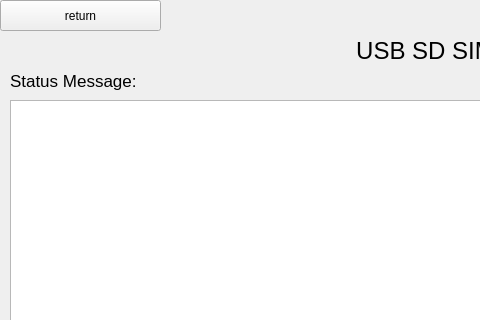
Above: qt/t507/udev.ui from jizizihe/baijie_demo before the change; both pictures show x 0 to 480 and y 0 to 320 of the 1024 by 600 pixel window. Below: the same form after it.
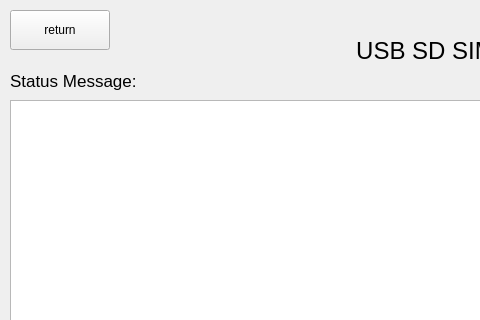
That is the form after the change.

```diff
--- a/qt/t507/udev.ui
+++ b/qt/t507/udev.ui
@@ -17,10 +17,10 @@
    <widget class="QPushButton" name="return_2">
     <property name="geometry">
      <rect>
-      <x>0</x>
-      <y>0</y>
-      <width>161</width>
-      <height>31</height>
+      <x>10</x>
+      <y>10</y>
+      <width>100</width>
+      <height>40</height>
      </rect>
     </property>
     <property name="text">
```
